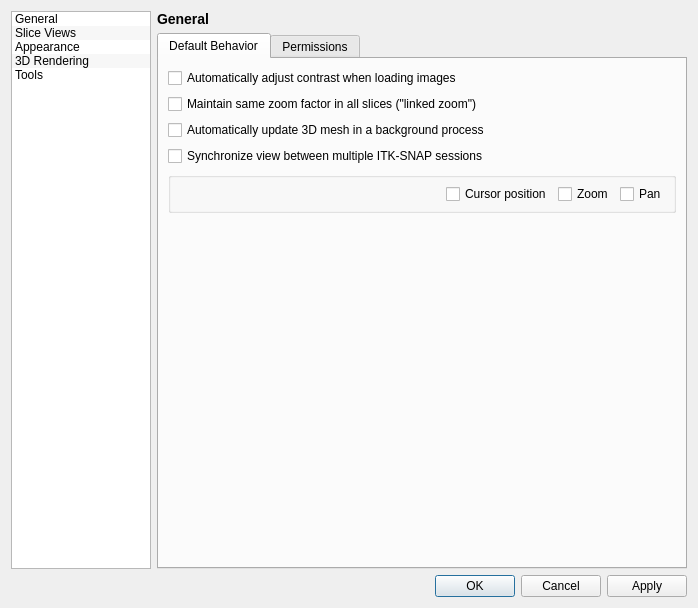
Qt form GUI/Qt/Windows/PreferencesDialog.ui (pyushkevich/itksnap) before a commit.
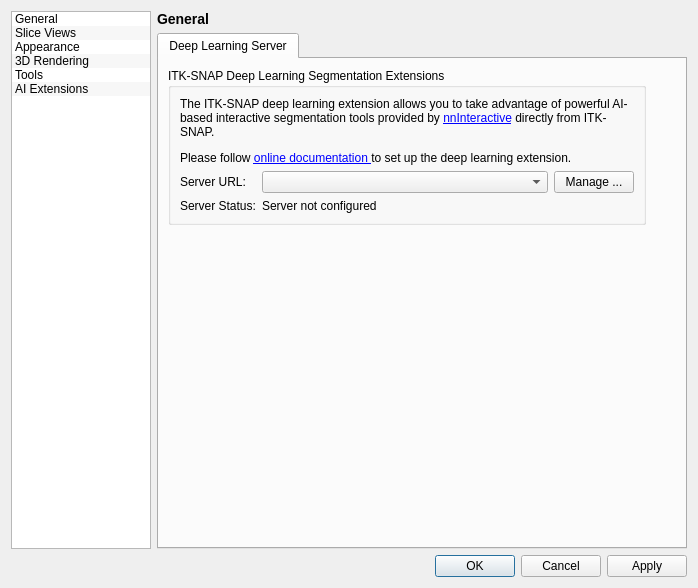
The same form after that commit. Icons and pictures are not drawn. Custom widgets are drawn as their Qt base class.

Commit message: Added first iteration of deep learning extensions code

```diff
--- a/GUI/Qt/Windows/PreferencesDialog.ui
+++ b/GUI/Qt/Windows/PreferencesDialog.ui
@@ -7,7 +7,7 @@
     <x>0</x>
     <y>0</y>
     <width>698</width>
-    <height>608</height>
+    <height>588</height>
    </rect>
   </property>
   <property name="windowTitle">
@@ -17,7 +17,7 @@
    <item row="1" column="1">
     <widget class="QStackedWidget" name="stack">
      <property name="currentIndex">
-      <number>0</number>
+      <number>5</number>
      </property>
      <widget class="QWidget" name="pageGeneral">
       <layout class="QVBoxLayout" name="verticalLayout">
@@ -1758,6 +1758,112 @@
        </item>
       </layout>
      </widget>
+     <widget class="QWidget" name="pageDL">
+      <layout class="QVBoxLayout" name="verticalLayout_16">
+       <property name="leftMargin">
+        <number>0</number>
+       </property>
+       <property name="topMargin">
+        <number>0</number>
+       </property>
+       <property name="rightMargin">
+        <number>0</number>
+       </property>
+       <property name="bottomMargin">
+        <number>0</number>
+       </property>
+       <item>
+        <widget class="QTabWidget" name="tabWidgetDL">
+         <widget class="QWidget" name="tabServer">
+          <attribute name="title">
+           <string>Deep Learning Server</string>
+          </attribute>
+          <layout class="QVBoxLayout" name="verticalLayout_17">
+           <item>
+            <widget class="QGroupBox" name="groupBox_9">
+             <property name="maximumSize">
+              <size>
+               <width>478</width>
+               <height>16777215</height>
+              </size>
+             </property>
+             <property name="title">
+              <string>ITK-SNAP Deep Learning Segmentation Extensions</string>
+             </property>
+             <layout class="QGridLayout" name="gridLayout_8" columnstretch="0,1,0">
+              <item row="1" column="0">
+               <widget class="QLabel" name="label_3">
+                <property name="text">
+                 <string>Server URL:</string>
+                </property>
+               </widget>
+              </item>
+              <item row="1" column="1">
+               <widget class="QComboBox" name="inDLServerURL"/>
+              </item>
+              <item row="1" column="2">
+               <widget class="QPushButton" name="btnDLServerManage">
+                <property name="text">
+                 <string>Manage ...</string>
+                </property>
+               </widget>
+              </item>
+              <item row="0" column="0" colspan="3">
+               <widget class="QLabel" name="label_4">
+                <property name="text">
+                 <string>&lt;html&gt;&lt;head/&gt;&lt;body&gt;&lt;p&gt;The ITK-SNAP deep learning extension allows you to take advantage of powerful AI-based interactive segmentation tools provided by &lt;a href=&quot;https://github.com/MIC-DKFZ/nnInteractive&quot;&gt;nnInteractive&lt;/a&gt; directly from ITK-SNAP. &lt;/p&gt;
+&lt;p&gt;
+Please follow &lt;a href=&quot;https://itksnap-dls.readthedocs.io/en/latest&quot;&gt;online documentation &lt;/a&gt; to set up the deep learning extension.
+&lt;/p&gt;
+&lt;/html&gt;</string>
+                </property>
+                <property name="wordWrap">
+                 <bool>true</bool>
+                </property>
+                <property name="openExternalLinks">
+                 <bool>true</bool>
+                </property>
+               </widget>
+              </item>
+              <item row="2" column="0">
+               <widget class="QLabel" name="label_11">
+                <property name="text">
+                 <string>Server Status:</string>
+                </property>
+               </widget>
+              </item>
+              <item row="2" column="1">
+               <widget class="QLabel" name="outStatus">
+                <property name="text">
+                 <string>Server not configured</string>
+                </property>
+                <property name="wordWrap">
+                 <bool>true</bool>
+                </property>
+               </widget>
+              </item>
+             </layout>
+            </widget>
+           </item>
+           <item>
+            <spacer name="verticalSpacer_3">
+             <property name="orientation">
+              <enum>Qt::Orientation::Vertical</enum>
+             </property>
+             <property name="sizeHint" stdset="0">
+              <size>
+               <width>20</width>
+               <height>40</height>
+              </size>
+             </property>
+            </spacer>
+           </item>
+          </layout>
+         </widget>
+        </widget>
+       </item>
+      </layout>
+     </widget>
     </widget>
    </item>
    <item row="0" column="0" rowspan="2">
@@ -1802,6 +1908,11 @@
        <string>Tools</string>
       </property>
      </item>
+     <item>
+      <property name="text">
+       <string>AI Extensions</string>
+      </property>
+     </item>
     </widget>
    </item>
    <item row="0" column="1">
```
The commit also changes 53 other files.
